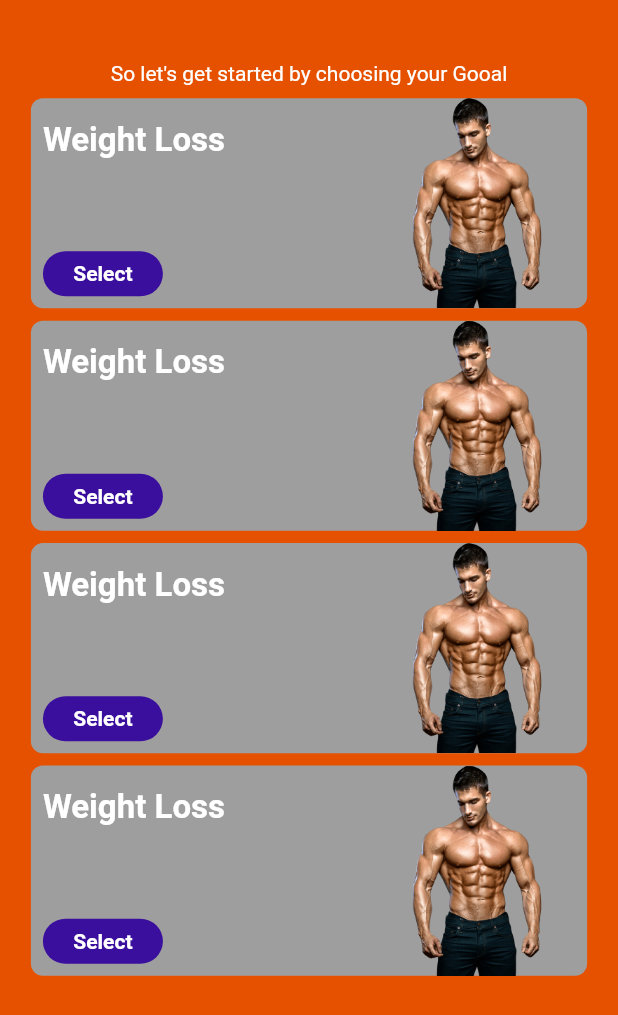
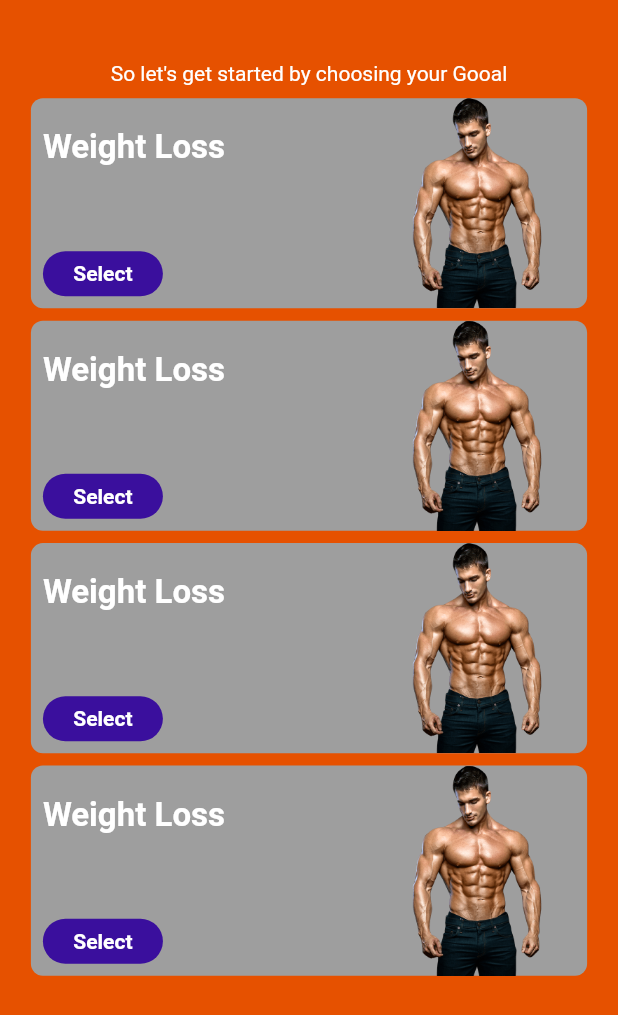
Before and after one commit to YasinGujjar/real_bodies, a Flutter app: the FitnessGoal screen opened directly, on a phone screen of 412 x 824 dp. Shown: the top 1015 px of the screen. Run offline on Flutter 3.47's test engine with Material 2 defaults, Android fonts, the phone set to English and light mode, and no system bars; our stand-ins replace audioplayers, charts_flutter, flutter_swiper, liquid_progress_indicator, shared_preferences; accounts and stored records are empty.

Commit message:
Merge branch 'master' of https://github.com/YasinGujjar/real_bodies
# Conflicts:
#	lib/main.dart

```diff
--- a/lib/main.dart
+++ b/lib/main.dart
@@ -13,6 +13,7 @@ import 'package:real_bodies/pages/search_food.dart';
 import 'package:real_bodies/pages/starting_pages.dart';
 import 'package:real_bodies/theme/palette.dart';
 import 'package:real_bodies/ui/screens/targetpage.dart';
+import 'package:real_bodies/ui/screens/trainingpage.dart';
 
 
 
@@ -36,7 +37,7 @@ class MyApp extends StatelessWidget {
         primarySwatch: Colors.blue,
        // canvasColor: Colors.transparent,
       ),
-      home: FoodTargetToday(),//MyHomePage(title: 'Demo'),
+      home: FitnessGoal(),//MyHomePage(title: 'Demo'),
     );
   }
 }
--- a/lib/pages/fitness_goal.dart
+++ b/lib/pages/fitness_goal.dart
@@ -44,7 +44,7 @@ class _FitnessGoalState extends State<FitnessGoal> {
                           mainAxisAlignment: MainAxisAlignment.spaceBetween,
                           children: <Widget>[
                             Padding(
-                              padding: const EdgeInsets.only(top:15.0,bottom: 8.0,left: 8.0),
+                              padding: const EdgeInsets.only(top:20.0,bottom: 8.0,left: 8.0),
                               child: Column(
                                 mainAxisAlignment: MainAxisAlignment.spaceBetween,
                                 crossAxisAlignment: CrossAxisAlignment.start,
@@ -84,7 +84,7 @@ class _FitnessGoalState extends State<FitnessGoal> {
                           mainAxisAlignment: MainAxisAlignment.spaceBetween,
                           children: <Widget>[
                             Padding(
-                              padding: const EdgeInsets.only(top:15.0,bottom: 8.0,left: 8.0),
+                              padding: const EdgeInsets.only(top:20.0,bottom: 8.0,left: 8.0),
                               child: Column(
                                 mainAxisAlignment: MainAxisAlignment.spaceBetween,
                                 crossAxisAlignment: CrossAxisAlignment.start,
@@ -125,7 +125,7 @@ class _FitnessGoalState extends State<FitnessGoal> {
                           mainAxisAlignment: MainAxisAlignment.spaceBetween,
                           children: <Widget>[
                             Padding(
-                              padding: const EdgeInsets.only(top:15.0,bottom: 8.0,left: 8.0),
+                              padding: const EdgeInsets.only(top:20.0,bottom: 8.0,left: 8.0),
                               child: Column(
                                 mainAxisAlignment: MainAxisAlignment.spaceBetween,
                                 crossAxisAlignment: CrossAxisAlignment.start,
@@ -166,7 +166,7 @@ class _FitnessGoalState extends State<FitnessGoal> {
                           mainAxisAlignment: MainAxisAlignment.spaceBetween,
                           children: <Widget>[
                             Padding(
-                              padding: const EdgeInsets.only(top:15.0,bottom: 8.0,left: 8.0),
+                              padding: const EdgeInsets.only(top:20.0,bottom: 8.0,left: 8.0),
                               child: Column(
                                 mainAxisAlignment: MainAxisAlignment.spaceBetween,
                                 crossAxisAlignment: CrossAxisAlignment.start,
```
